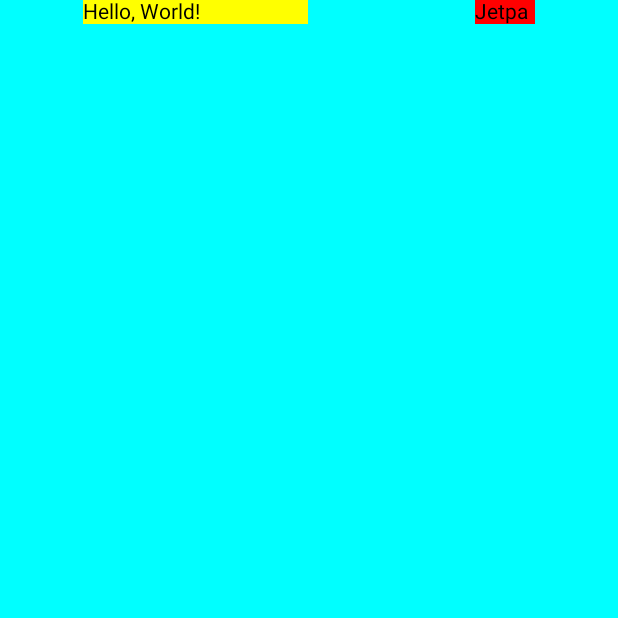
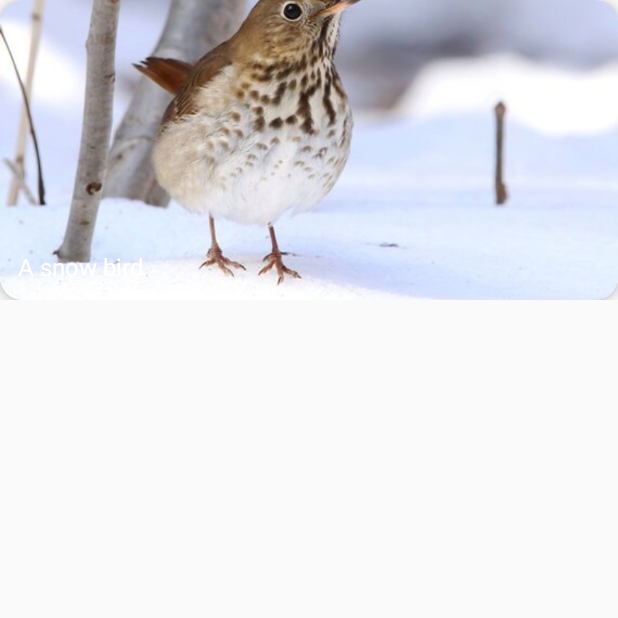
Before and after one commit to SujithManjavana/JcDemo, an Android app built with Jetpack Compose: the screen it shows after launch (MainActivity), on a phone screen of 412 x 824 dp, the top half of it. Run offline under Robolectric (Android 15) with nearby library versions, the phone set to English and light mode, and no system bars.

Commit message:
add basic card

```diff
--- a/app/src/main/java/com/sujith/jetpackcomposedemo/MainActivity.kt
+++ b/app/src/main/java/com/sujith/jetpackcomposedemo/MainActivity.kt
@@ -3,15 +3,23 @@ package com.sujith.jetpackcomposedemo
 import android.os.Bundle
 import androidx.activity.ComponentActivity
 import androidx.activity.compose.setContent
+import androidx.compose.foundation.Image
 import androidx.compose.foundation.background
+import androidx.compose.foundation.clickable
 import androidx.compose.foundation.layout.Arrangement
+import androidx.compose.foundation.layout.Box
 import androidx.compose.foundation.layout.Column
 import androidx.compose.foundation.layout.Row
 import androidx.compose.foundation.layout.fillMaxHeight
 import androidx.compose.foundation.layout.fillMaxSize
 import androidx.compose.foundation.layout.fillMaxWidth
+import androidx.compose.foundation.layout.height
+import androidx.compose.foundation.layout.padding
 import androidx.compose.foundation.layout.requiredWidth
 import androidx.compose.foundation.layout.width
+import androidx.compose.foundation.shape.RoundedCornerShape
+import androidx.compose.material3.Card
+import androidx.compose.material3.CardDefaults
 import androidx.compose.material3.MaterialTheme
 import androidx.compose.material3.Surface
 import androidx.compose.material3.Text
@@ -19,39 +27,57 @@ import androidx.compose.runtime.Composable
 import androidx.compose.ui.Alignment
 import androidx.compose.ui.Modifier
 import androidx.compose.ui.graphics.Color
+import androidx.compose.ui.graphics.painter.Painter
+import androidx.compose.ui.layout.ContentScale
+import androidx.compose.ui.res.painterResource
+import androidx.compose.ui.text.TextStyle
 import androidx.compose.ui.tooling.preview.Preview
 import androidx.compose.ui.unit.dp
 import com.sujith.jetpackcomposedemo.ui.theme.JetpackComposeDemoTheme
 import org.intellij.lang.annotations.JdkConstants.HorizontalAlignment
+import androidx.compose.ui.unit.sp
 
 class MainActivity : ComponentActivity() {
     override fun onCreate(savedInstanceState: Bundle?) {
         super.onCreate(savedInstanceState)
         setContent {
-            Row(
-                modifier = Modifier
-                    .background(Color.Cyan)
-                    .fillMaxSize(),
-                horizontalArrangement = Arrangement.SpaceAround,
-                verticalAlignment = Alignment.Top
-            ) {
-
-
-                Text(
-                    text = "Hello, World!",
-                    modifier = Modifier
-                        .requiredWidth(150.dp)
-                        .background(Color.Yellow)
-                )
-                Text(
-                    text = "Jetpack Compose",
-                    modifier = Modifier
-                        .requiredWidth(40.dp)
-                        .background(Color.Red),
-                    maxLines = 1
-                )
-
-            }
+            val painter = painterResource(id = R.drawable.bird)
+            val contentDescription = "A snow bird"
+            val title = "A snow bird"
+            ImageCard(painter = painter, contentDescription = contentDescription, title = title)
         }
     }
 }
+
+
+@Composable
+fun ImageCard(
+    painter: Painter,
+    contentDescription: String,
+    title: String,
+    modifier: Modifier = Modifier
+) {
+    Card(
+        modifier = modifier.fillMaxWidth(),
+        shape = RoundedCornerShape(15.dp),
+        elevation = CardDefaults.cardElevation(defaultElevation = 5.dp)
+    )
+    {
+        Box(modifier = Modifier.height(200.dp)) {
+            Image(
+                painter = painter,
+                contentScale = ContentScale.Crop,
+                contentDescription = contentDescription
+            )
+            Box(
+                modifier = Modifier
+                    .fillMaxSize()
+                    .padding(12.dp),
+                contentAlignment = Alignment.BottomStart
+            ) {
+                Text(text = title, style = TextStyle(color = Color.White, fontSize = 16.sp))
+            }
+
+        }
+    }
+}
```
Also changed, not shown: app/src/main/res/drawable/bird.jpg (added).
